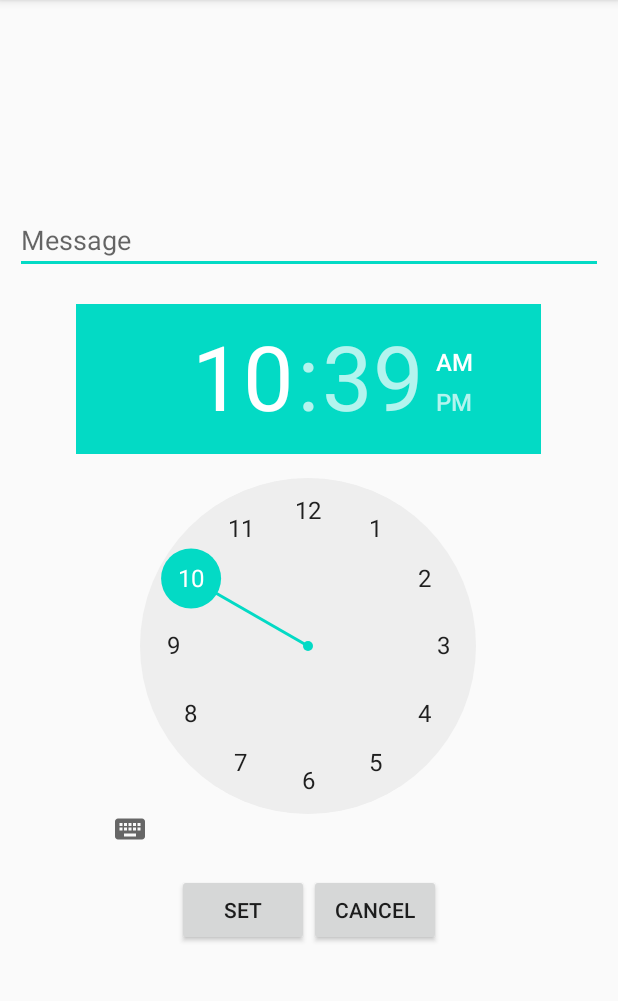
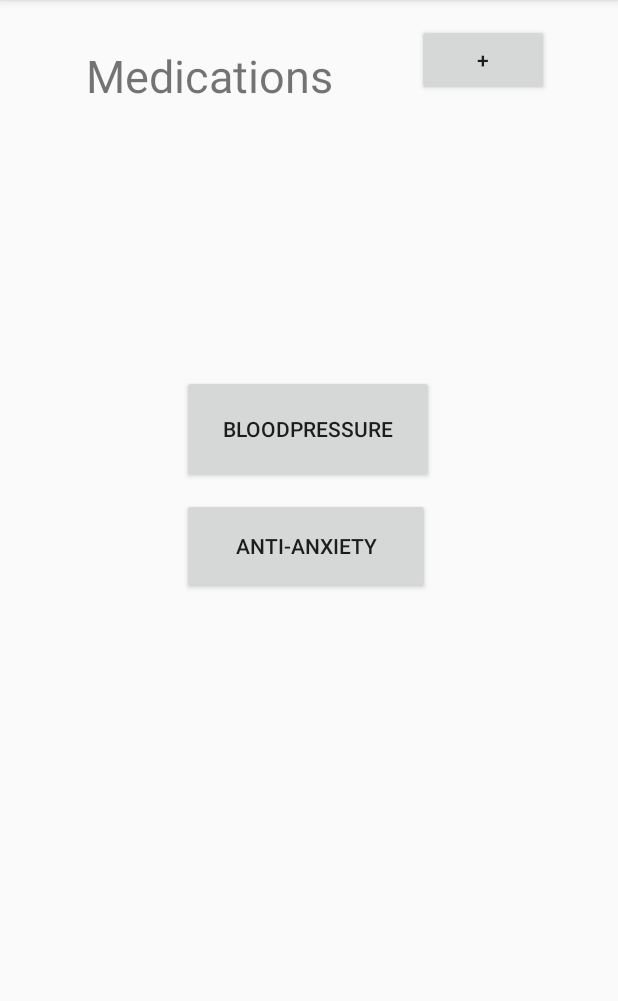
Before and after one commit to Preranakh/Medication-Management, an Android app: the screen it shows after launch (MainActivity before the commit, MedList after it), on a phone screen of 412 x 824 dp, the part 84-1085 px from its top. Run offline under Robolectric (Android 15) with nearby library versions, the phone set to English and light mode, and no system bars.

Commit message:
Added medication list

```diff
--- a/app/build.gradle
+++ b/app/build.gradle
@@ -4,7 +4,7 @@ android {
     compileSdkVersion 29
 
     defaultConfig {
-        applicationId "com.codingwithsara.notificationapp"
+        applicationId "com.testreminder.notificationapp"
         minSdkVersion 15
         targetSdkVersion 29
         versionCode 1
--- a/app/src/main/java/com/testreminder/reminder/AlarmReceiver.java
+++ b/app/src/main/java/com/testreminder/reminder/AlarmReceiver.java
@@ -1,4 +1,4 @@
-package com.codingwithsara.reminder;
+package com.testreminder.reminder;
 
 import android.app.NotificationChannel;
 import android.app.NotificationManager;
--- /dev/null
+++ b/app/src/main/java/com/testreminder/reminder/MedList.java
@@ -0,0 +1,35 @@
+package com.testreminder.reminder;
+
+import androidx.appcompat.app.AppCompatActivity;
+
+import android.content.Intent;
+import android.os.Bundle;
+import android.view.View;
+
+import com.testreminder.notificationapp.R;
+
+
+public class MedList extends AppCompatActivity {
+
+    @Override
+    protected void onCreate(Bundle savedInstanceState) {
+        super.onCreate(savedInstanceState);
+        setContentView(R.layout.med_list);
+    }
+
+    public void openMedAnxiety(View view) {
+        String name = "Anti Anxiety";
+        Intent intent = new Intent(this, medicationactivity.class);
+        intent.putExtra("medName", name);
+        startActivity(intent);
+    }
+
+    public void openMedBlood(View view) {
+        String name = "Blood Pressure";
+        Intent intent = new Intent(this, medicationactivity.class);
+        intent.putExtra("medName", name);
+        startActivity(intent);
+    }
+
+
+}
--- /dev/null
+++ b/app/src/main/res/layout/med_list.xml
@@ -0,0 +1,61 @@
+<?xml version="1.0" encoding="utf-8"?>
+<androidx.constraintlayout.widget.ConstraintLayout xmlns:android="http://schemas.android.com/apk/res/android"
+    xmlns:app="http://schemas.android.com/apk/res-auto"
+    xmlns:tools="http://schemas.android.com/tools"
+    android:layout_width="fill_parent"
+    android:layout_height="match_parent"
+    tools:context="com.testreminder.reminder.MedList">
+
+    <Button
+        android:id="@+id/AddMed"
+        android:layout_width="wrap_content"
+        android:layout_height="wrap_content"
+        android:layout_marginTop="16dp"
+        android:text="+"
+        app:layout_constraintEnd_toEndOf="parent"
+        app:layout_constraintHorizontal_bias="0.857"
+        app:layout_constraintStart_toStartOf="parent"
+        app:layout_constraintTop_toTopOf="parent" />
+
+    <TextView
+        android:id="@+id/Medications"
+        android:layout_width="174dp"
+        android:layout_height="52dp"
+        android:layout_marginBottom="23dp"
+        android:text="Medications"
+        android:textSize="30dp"
+        app:layout_constraintBottom_toTopOf="@+id/Med1"
+        app:layout_constraintEnd_toStartOf="@+id/AddMed"
+        app:layout_constraintHorizontal_bias="0.553"
+        app:layout_constraintStart_toStartOf="parent"
+        app:layout_constraintTop_toTopOf="parent"
+        app:layout_constraintVertical_bias="0.173" />
+
+    <Button
+        android:id="@+id/Med1"
+        android:layout_width="168dp"
+        android:layout_height="72dp"
+        android:layout_marginTop="75dp"
+        android:layout_marginBottom="10dp"
+        android:onClick="openMedBlood"
+        android:text="BloodPressure"
+        app:layout_constraintBottom_toTopOf="@+id/Med2"
+        app:layout_constraintEnd_toEndOf="parent"
+        app:layout_constraintHorizontal_bias="0.497"
+        app:layout_constraintStart_toStartOf="parent"
+        app:layout_constraintTop_toTopOf="@+id/AddMed"
+        app:layout_constraintVertical_bias="1.0" />
+
+    <Button
+        android:id="@+id/Med2"
+        android:layout_width="165dp"
+        android:layout_height="64dp"
+        android:layout_marginBottom="372dp"
+        android:onClick="openMedAnxiety"
+        android:text="Anti-Anxiety"
+        app:layout_constraintBottom_toBottomOf="parent"
+        app:layout_constraintEnd_toEndOf="parent"
+        app:layout_constraintHorizontal_bias="0.491"
+        app:layout_constraintStart_toStartOf="parent" />
+
+</androidx.constraintlayout.widget.ConstraintLayout>
```
Also changed, not shown: app/src/main/AndroidManifest.xml (+6 -3 lines), app/src/main/java/com/testreminder/reminder/MainActivity.java (+11 -2 lines), app/src/main/java/com/testreminder/reminder/medicationactivity.java (added, +32 -0 lines), app/src/main/res/layout/activity_main.xml (+8 -0 lines), app/src/main/res/layout/medication.xml (added, +31 -0 lines).
